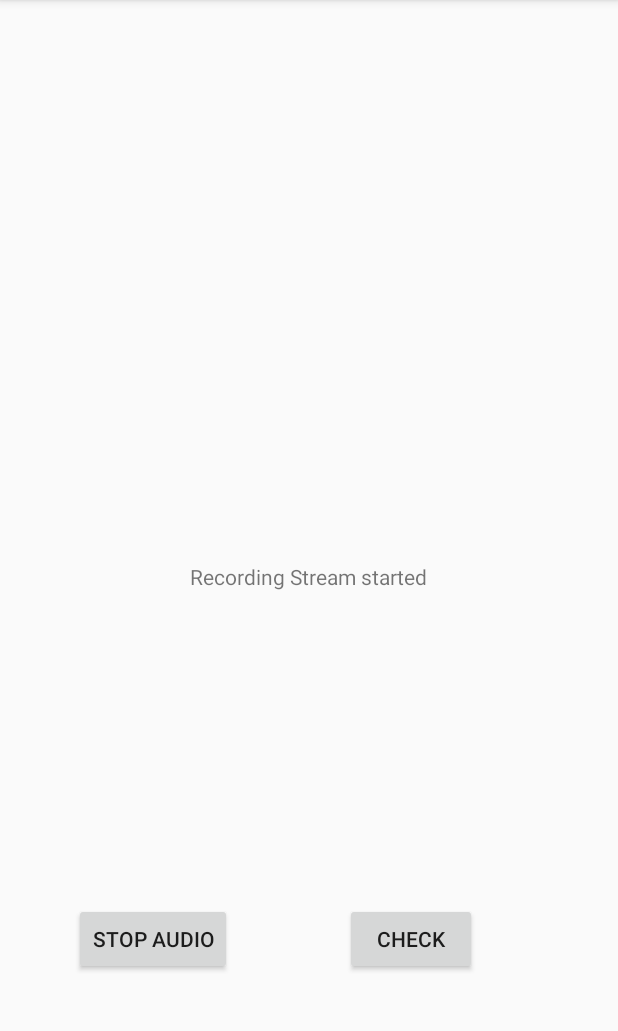
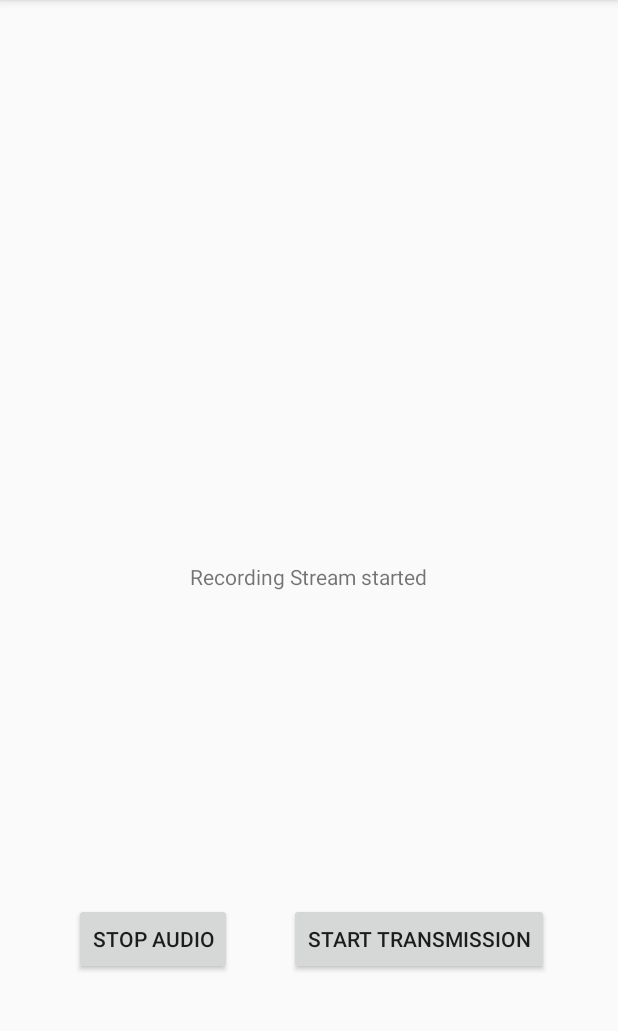
Before and after one commit to senputra/VoiceClicker, an Android app: the screen it shows after launch (MainActivity), after a tap on "START AUDIO", on a phone screen of 412 x 824 dp, the part 84-1115 px from its top. Run offline under Robolectric (Android 15) with nearby library versions, the phone set to English and light mode, and no system bars; 4 statements that could not run were skipped.

```diff
--- a/app/src/main/AndroidManifest.xml
+++ b/app/src/main/AndroidManifest.xml
@@ -3,6 +3,7 @@
     package="com.doodee.voiceclicker">
 
     <uses-permission android:name="android.permission.RECORD_AUDIO" />
+    <uses-permission android:name="android.permission.INTERNET" />
 
     <application
         android:allowBackup="true"
--- a/app/src/main/java/com/doodee/voiceclicker/MainActivity.java
+++ b/app/src/main/java/com/doodee/voiceclicker/MainActivity.java
@@ -69,21 +69,19 @@ public class MainActivity extends AppCompatActivity {
      * @return true->permission granted ; false->otherwise
      */
     protected boolean checkMyPermission() {
-        if (ActivityCompat.checkSelfPermission(this,
-                Manifest.permission.RECORD_AUDIO)
-                != PackageManager.PERMISSION_GRANTED) {
+        if (ActivityCompat.checkSelfPermission(this, Manifest.permission.RECORD_AUDIO) != PackageManager.PERMISSION_GRANTED ||
+                ActivityCompat.checkSelfPermission(this, Manifest.permission.INTERNET) != PackageManager.PERMISSION_GRANTED) {
             // Permission is not granted
 
 
             // No explanation needed; request the permission
             ActivityCompat.requestPermissions(this,
-                    new String[]{Manifest.permission.RECORD_AUDIO},
+                    new String[]{Manifest.permission.RECORD_AUDIO, Manifest.permission.INTERNET},
                     3);
 
             //check if permission is granted
-            if (ActivityCompat.checkSelfPermission(this,
-                    Manifest.permission.RECORD_AUDIO)
-                    != PackageManager.PERMISSION_GRANTED) {
+            if (ActivityCompat.checkSelfPermission(this, Manifest.permission.RECORD_AUDIO) != PackageManager.PERMISSION_GRANTED ||
+                    ActivityCompat.checkSelfPermission(this, Manifest.permission.INTERNET) != PackageManager.PERMISSION_GRANTED) {
                 //not granted
                 showToastShort("LOOOSERRR");
                 return false;
--- a/app/src/main/res/layout/activity_main.xml
+++ b/app/src/main/res/layout/activity_main.xml
@@ -27,12 +27,12 @@
         app:layout_constraintStart_toStartOf="parent" />
 
     <Button
-        android:id="@+id/btnCheckStat"
+        android:id="@+id/btnTransmit"
         android:layout_width="wrap_content"
         android:layout_height="wrap_content"
         android:layout_marginStart="8dp"
         android:layout_marginEnd="8dp"
-        android:text="Check"
+        android:text="start transmission"
         app:layout_constraintBaseline_toBaselineOf="@+id/btnAAudio"
         app:layout_constraintEnd_toEndOf="parent"
         app:layout_constraintHorizontal_bias="0.44"
```
